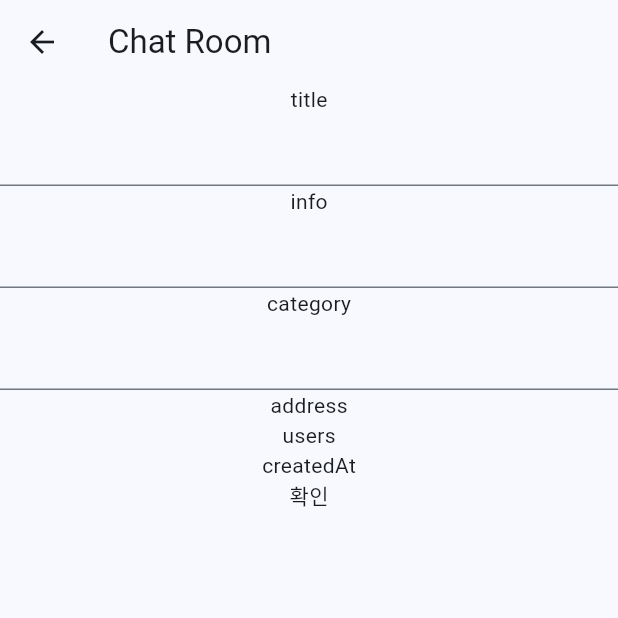
After one commit to dongne-chat/dongne_chat, a Flutter app: the ChatRoomCreateTest screen opened directly, on a phone screen of 412 x 824 dp, the top half of it. The commit adds this screen. Run offline on Flutter 3.47's test engine with Material 3 defaults, Android fonts, the phone set to English and light mode, and no system bars; our stand-ins replace cloud_firestore, firebase_core, flutter_dotenv, flutter_riverpod; accounts and stored records are empty.

Commit message:
feat: 버튼 클릭 시 ChatRoomCreateTest으로 연결(임시)

```diff
--- /dev/null
+++ b/lib/ui/pages/dongne_list/chat_room_creat_test.dart
@@ -0,0 +1,77 @@
+import 'package:cloud_firestore/cloud_firestore.dart';
+import 'package:flutter/material.dart';
+
+class ChatRoomCreateTest extends StatefulWidget {
+  const ChatRoomCreateTest({super.key});
+
+  @override
+  State<ChatRoomCreateTest> createState() => _ChatRoomCreateTestState();
+}
+
+class _ChatRoomCreateTestState extends State<ChatRoomCreateTest> {
+  @override
+  Widget build(BuildContext context) {
+    final loginUserId = 1;
+
+    final titleController = TextEditingController();
+    final infoController = TextEditingController();
+    final categoryController = TextEditingController();
+
+    @override
+    void dispose() {
+      titleController.dispose();
+      infoController.dispose();
+      categoryController.dispose();
+      super.dispose();
+    }
+
+    final _firestore = FirebaseFirestore.instance;
+
+    void createChatRoom() {
+      String title = titleController.text;
+      String info = infoController.text;
+      String category = categoryController.text;
+      // TODO 로그인한 유저의 아이디 넣어주기
+      _firestore.collection('chatRooms').add({
+        'title': title,
+        'info': info,
+        'category': category,
+        'users': [loginUserId], //.채팅방에 접속한 user_id 배열에 저장
+        'address': '광주 봉선동', // 현재 좌표로 주소 찾아서 넣어주기
+        // 'createdUser': 12,
+        'createdAt': Timestamp.now() //날짜 추가
+      });
+    }
+
+    return Scaffold(
+      appBar: AppBar(
+        title: Text('Chat Room'),
+      ),
+      body: Column(
+        children: [
+          Text('title'),
+          TextField(
+            controller: titleController,
+          ),
+          Text('info'),
+          TextField(
+            controller: infoController,
+          ),
+          Text('category'),
+          TextField(
+            controller: categoryController,
+          ),
+          Text('address'), // 자동
+          Text('users'), // 자동
+          Text('createdAt'), // 자동
+          GestureDetector(
+              onTap: () {
+                createChatRoom();
+                Navigator.pop(context);
+              },
+              child: Text('확인')), // 자동
+        ],
+      ),
+    );
+  }
+}
--- a/lib/ui/widgets/create_chat_room_button.dart
+++ b/lib/ui/widgets/create_chat_room_button.dart
@@ -1,15 +1,17 @@
+import 'package:cloud_firestore/cloud_firestore.dart';
+import 'package:dongne_chat/ui/pages/dongne_list/chat_room_creat_test.dart';
 import 'package:flutter/material.dart';
 
 class CreateChatRoomButton extends StatelessWidget {
   /// 채팅방 생성 플로팅 버튼
-  const CreateChatRoomButton({super.key});
+  CreateChatRoomButton({super.key});
 
   @override
   Widget build(BuildContext context) {
-    // TODO: 기능 구현 필요
     return FloatingActionButton(
       onPressed: () {
-        print('onPress');
+        Navigator.push(context,
+            MaterialPageRoute(builder: (context) => ChatRoomCreateTest()));
       },
       shape: CircleBorder(),
       backgroundColor: Theme.of(context).highlightColor,
```
